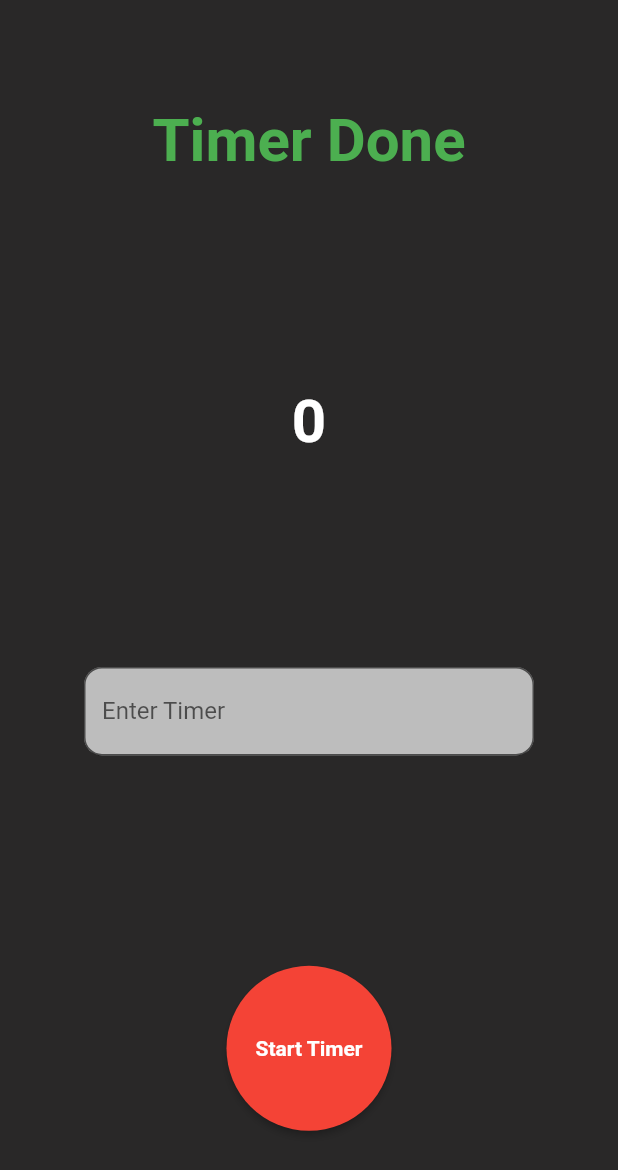
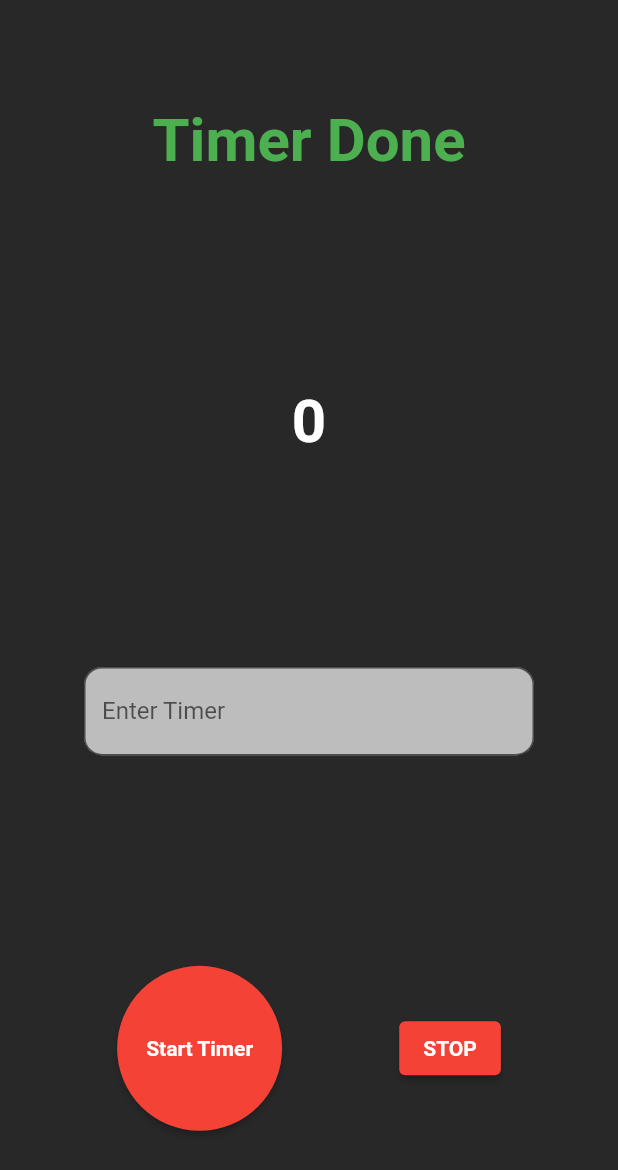
Before and after one commit to Vivek19915/Timer_app_flutter, a Flutter app: the screen it shows after launch, on a phone screen of 412 x 824 dp. Shown: the top 1170 px of the screen. Run offline on Flutter 3.47's test engine with Material 2 defaults, Android fonts, the phone set to English and light mode, and no system bars; missing offline and left inert: flame_audio.

Commit message:
button to stop timer audio

```diff
--- a/lib/main.dart
+++ b/lib/main.dart
@@ -82,6 +82,9 @@ class _MyHomePageState extends State<MyHomePage> {
                 ),
               ),
             ),
+            Row(
+              mainAxisAlignment: MainAxisAlignment.spaceEvenly,
+              children: [
                 ElevatedButton(
                     style: ElevatedButton.styleFrom(
                       primary: Colors.red,
@@ -93,8 +96,18 @@ class _MyHomePageState extends State<MyHomePage> {
                       int value =int.parse(timecontroller.text.toString());
                       startTimer(value);
                     }
+                ),
+                ElevatedButton(
+                    style: ElevatedButton.styleFrom(
+                      primary: Colors.red,
+                    ),
+                    child: Text("STOP",style: TextStyle(fontWeight: FontWeight.bold),),
+                    onPressed: (){
+                      FlameAudio.bgm.stop();
+                    }
                 )
-
+              ],
+            ),
 
           ],
         ),
```
Also changed, not shown: 1 other file. Lines whose indentation alone changed are shown as unchanged.
